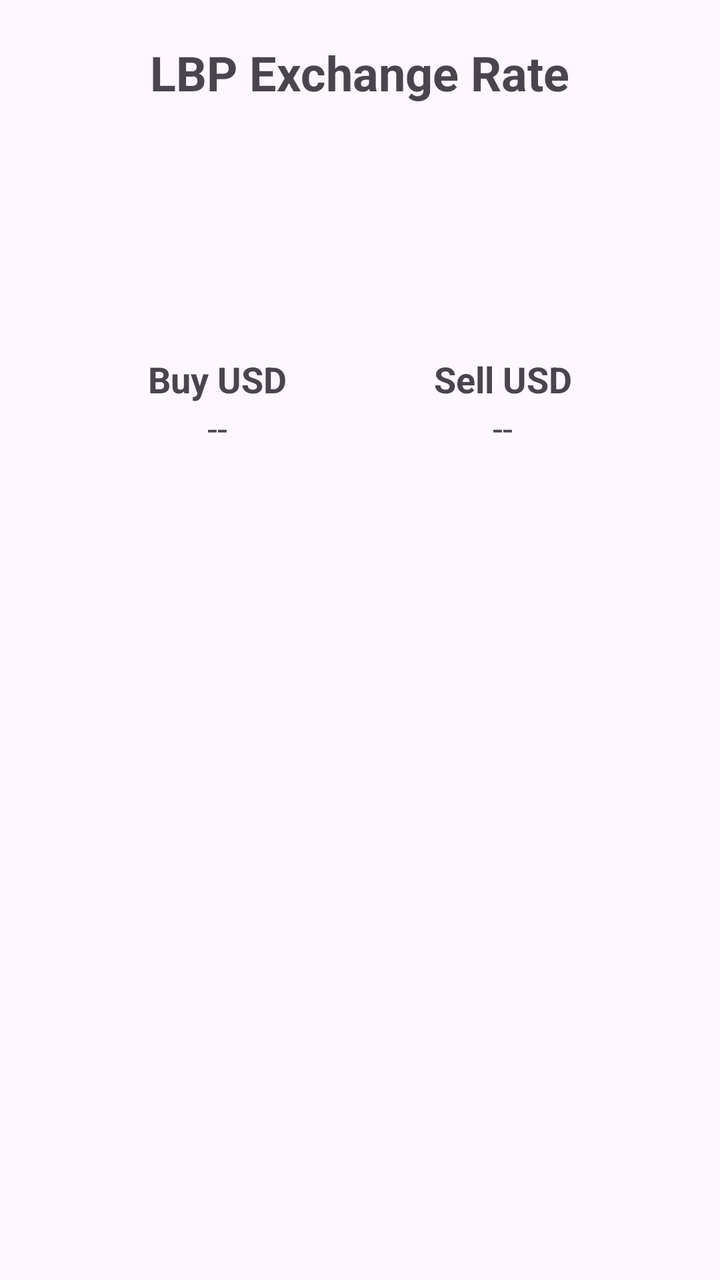
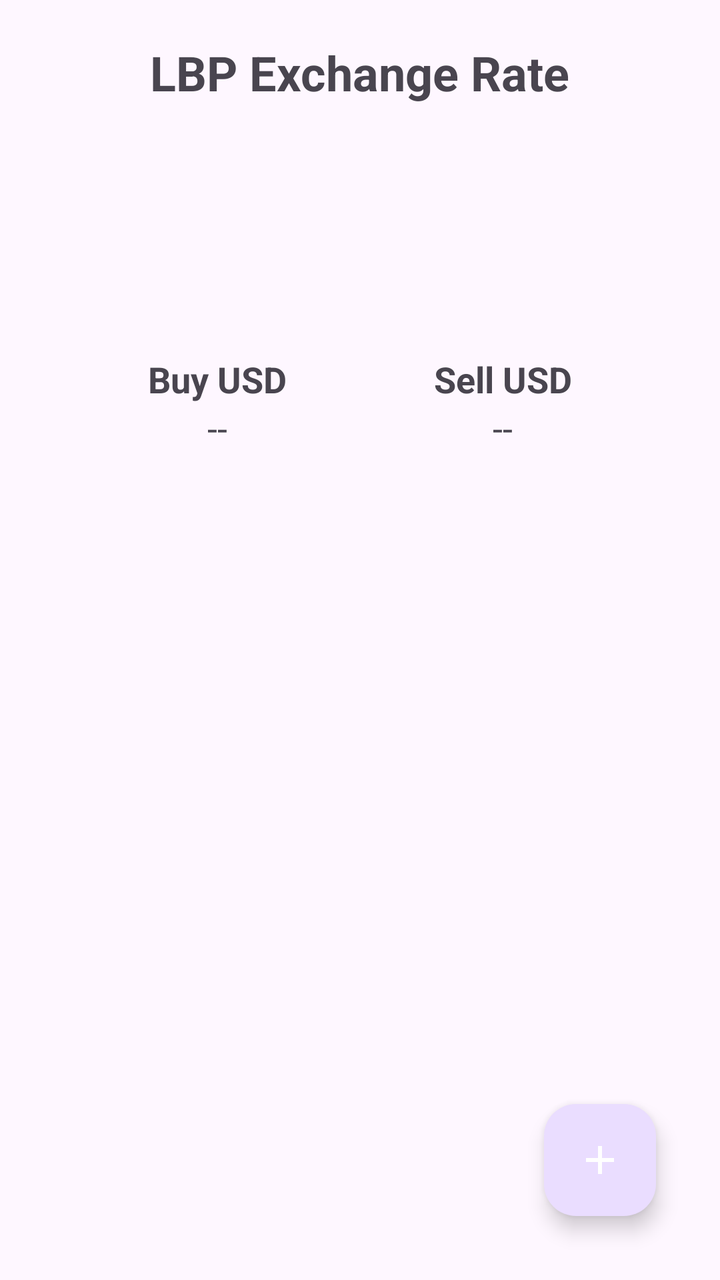

Screens rendered from an Android XML layout before and after an edit, with the pre-edit source and the edit as a unified diff.
<!-- AndroidManifest.xml: application theme Theme.CurrencyExchange -->
<!-- res/layout/activity_main.xml -->
<?xml version="1.0" encoding="utf-8"?>
<androidx.constraintlayout.widget.ConstraintLayout xmlns:android="http://schemas.android.com/apk/res/android"
    xmlns:app="http://schemas.android.com/apk/res-auto"
    xmlns:tools="http://schemas.android.com/tools"
    android:id="@+id/main"
    android:layout_width="match_parent"
    android:layout_height="match_parent"
    tools:context=".MainActivity">

    <TextView
        android:layout_width="wrap_content"
        android:layout_height="wrap_content"
        android:layout_marginTop="20dp"
        android:text="LBP Exchange Rate"
        android:textSize="24sp"
        android:textStyle="bold"
        app:layout_constraintEnd_toEndOf="parent"
        app:layout_constraintStart_toStartOf="parent"
        app:layout_constraintTop_toTopOf="parent" />

    <LinearLayout
        android:id="@+id/vwBuyUsd"
        android:layout_width="wrap_content"
        android:layout_height="wrap_content"
        android:gravity="center_horizontal"
        android:orientation="vertical"
        app:layout_constraintBottom_toBottomOf="parent"
        app:layout_constraintEnd_toStartOf="@id/vwSellUsd"
        app:layout_constraintHorizontal_weight="1"
        app:layout_constraintStart_toStartOf="parent"
        app:layout_constraintTop_toTopOf="parent"
        app:layout_constraintVertical_bias="0.3">

        <TextView
            android:layout_width="wrap_content"
            android:layout_height="wrap_content"
            android:text="Buy USD"
            android:textSize="18sp"
            android:textStyle="bold" />

        <TextView
            android:id="@+id/txtBuyUsdRate"
            android:layout_width="wrap_content"
            android:layout_height="wrap_content"
            android:text="--"
            android:textSize="18sp" />
    </LinearLayout>

    <LinearLayout
        android:id="@+id/vwSellUsd"
        android:layout_width="wrap_content"
        android:layout_height="wrap_content"
        android:gravity="center_horizontal"
        android:orientation="vertical"
        app:layout_constraintBottom_toBottomOf="parent"
        app:layout_constraintEnd_toEndOf="parent"
        app:layout_constraintHorizontal_weight="1"
        app:layout_constraintStart_toEndOf="@id/vwBuyUsd"
        app:layout_constraintTop_toTopOf="parent"
        app:layout_constraintVertical_bias="0.3">

        <TextView
            android:layout_width="wrap_content"
            android:layout_height="wrap_content"
            android:text="Sell USD"
            android:textSize="18sp"
            android:textStyle="bold" />

        <TextView
            android:id="@+id/txtSellUsdRate"
            android:layout_width="wrap_content"
            android:layout_height="wrap_content"
            android:text="--"
            android:textSize="18sp" />
    </LinearLayout>

</androidx.constraintlayout.widget.ConstraintLayout>
<!-- resources referenced by this layout -->
<resources>
  <style name="Theme.CurrencyExchange" parent="Base.Theme.CurrencyExchange" />
  <style name="Base.Theme.CurrencyExchange" parent="Theme.Material3.DayNight.NoActionBar">
          
          
      </style>
</resources>

<!-- the commit's change to res/layout/activity_main.xml (unified diff, before → after) -->
@@ -74,4 +74,15 @@
             android:textSize="18sp" />
     </LinearLayout>
 
+    <com.google.android.material.floatingactionbutton.FloatingActionButton
+        android:id="@+id/fab"
+        android:layout_width="wrap_content"
+        android:layout_height="wrap_content"
+        android:layout_margin="32dp"
+        android:contentDescription="Add Transaction"
+        android:src="@drawable/ic_baseline_add_24"
+        app:layout_constraintBottom_toBottomOf="parent"
+        app:layout_constraintEnd_toEndOf="parent"
+        app:tint="@color/white" />
+
 </androidx.constraintlayout.widget.ConstraintLayout>
<!-- resource entries referenced after the edit -->
@@ -1,9 +1,19 @@
 <!-- resources referenced by this layout -->
 <resources>
+  <color name="white">#FFFFFFFF</color>
+  <!-- drawable ic_baseline_add_24 (drawable) -->
+  <vector xmlns:android="http://schemas.android.com/apk/res/android"
+      android:width="24dp"
+      android:height="24dp"
+      android:viewportWidth="24"
+      android:viewportHeight="24">
+      <path
+          android:fillColor="@color/white"
+          android:pathData="M19,13h-6v6h-2v-6H5v-2h6V5h2v6h6v2z" />
+  </vector>
   <style name="Theme.CurrencyExchange" parent="Base.Theme.CurrencyExchange" />
   <style name="Base.Theme.CurrencyExchange" parent="Theme.Material3.DayNight.NoActionBar">
-          
-          
+          <item name="colorOnSecondary">@color/white</item>
       </style>
 </resources>
 
